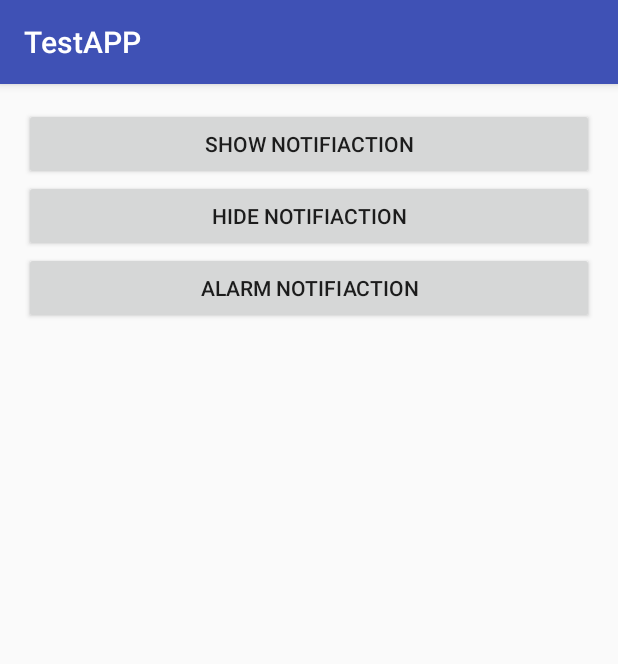
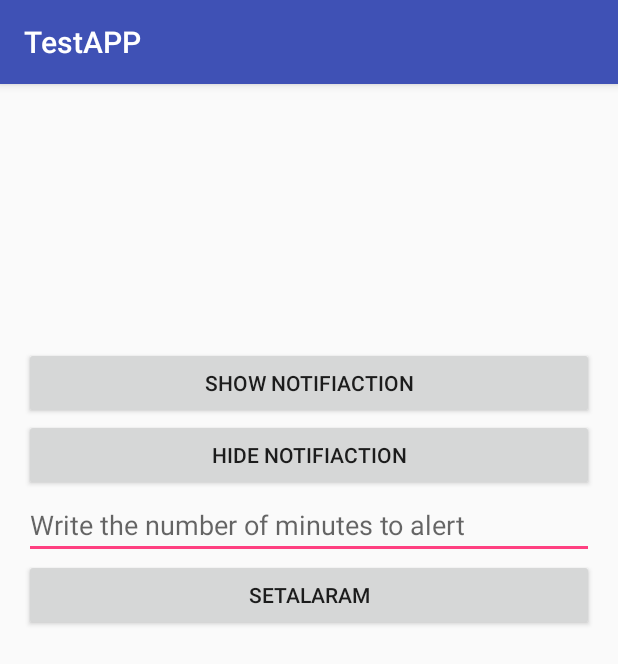
Before and after one commit to SayedElabady/NotificationSample, an Android app: the screen it shows after launch (MainActivity), on a phone screen of 412 x 824 dp. Shown: the top 664 px of the screen. Run offline under Robolectric (Android 15) with nearby library versions, the phone set to English and light mode, and no system bars.

Commit message:
error in the alert solved.

```diff
--- a/app/src/main/java/com/example/sayed/testapp/AlertReciever.java
+++ b/app/src/main/java/com/example/sayed/testapp/AlertReciever.java
@@ -7,9 +7,6 @@ import android.content.Context;
 import android.content.Intent;
 import android.support.v7.app.NotificationCompat;
 
-/**
- * Created by Sayed on 5/9/2017.
- */
 
 public class AlertReciever extends BroadcastReceiver {
     @Override
--- a/app/src/main/java/com/example/sayed/testapp/MainActivity.java
+++ b/app/src/main/java/com/example/sayed/testapp/MainActivity.java
@@ -14,9 +14,13 @@ import android.os.Bundle;
 import android.support.v7.app.NotificationCompat;
 import android.view.View;
 import android.widget.Button;
+import android.widget.EditText;
+
+import java.util.Calendar;
 
 public class MainActivity extends AppCompatActivity {
     Button setNotificationButt , stopNotificationButt , setAlarmButt;
+    EditText editText;
     NotificationManager notificationManager;
     int notifyID = 33;
     boolean isNotifyActive = false;
@@ -27,6 +31,15 @@ public class MainActivity extends AppCompatActivity {
         setAlarmButt = (Button) findViewById(R.id.Alarmmein5Secs);
         setNotificationButt = (Button) findViewById(R.id.showNotifications);
         stopNotificationButt = (Button) findViewById(R.id.hideNotifications);
+        editText = (EditText) findViewById(R.id.minEditText);
+        editText.setOnFocusChangeListener(new View.OnFocusChangeListener() {
+            public void onFocusChange(View v, boolean hasFocus) {
+                if (hasFocus)
+                    editText.setText("");
+                else
+                    editText.setHint("Write the minutes to Alert");
+            }
+        });
 
 
     }
@@ -62,7 +75,12 @@ public class MainActivity extends AppCompatActivity {
 
     @RequiresApi(api = Build.VERSION_CODES.N)
     public void setAlarm(View view) {
-        long alarmWait = new GregorianCalendar().getTimeInMillis()+5*1000;
+
+        Calendar c = Calendar.getInstance();
+        int Minutes = c.get(Calendar.MINUTE);
+        String toAlertStr = editText.getText().toString();
+        int toAlertMin = Integer.parseInt(toAlertStr);
+        long alarmWait = Minutes + toAlertMin;
 
         Intent alertIntent = new Intent(this , AlertReciever.class);
 
--- a/app/src/main/res/layout/activity_main.xml
+++ b/app/src/main/res/layout/activity_main.xml
@@ -14,7 +14,11 @@
     <LinearLayout
         android:layout_width="match_parent"
         android:layout_height="match_parent"
-        android:orientation="vertical">
+        android:orientation="vertical"
+        android:layout_marginTop="159dp"
+        android:layout_alignParentTop="true"
+        android:layout_alignParentLeft="true"
+        android:layout_alignParentStart="true">
     <Button
     android:layout_width="match_parent"
     android:layout_height="wrap_content"
@@ -27,11 +31,19 @@
         android:id="@+id/hideNotifications"
         android:text="Hide Notifiaction"
         android:onClick="hideNotification"/>
+        <EditText
+            android:layout_width="match_parent"
+            android:layout_height="wrap_content"
+            android:hint="Write the number of minutes to alert "
+            android:id="@+id/minEditText"
+            android:inputType="number"/>
     <Button
         android:layout_width="match_parent"
         android:layout_height="wrap_content"
         android:id="@+id/Alarmmein5Secs"
-        android:text="Alarm Notifiaction"
+        android:text="SetAlaram"
         android:onClick="setAlarm"/>
+
+
     </LinearLayout>
 </RelativeLayout>
```
